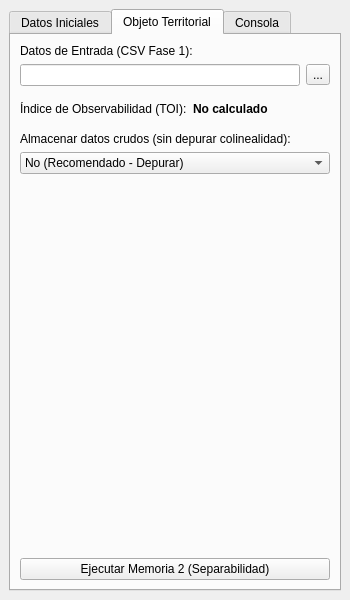
The window that drt_plugin/ui/main_dockwidget.ui (andreesbotello/QGIS_DRT) describes before a commit, drawn with Qt 5.
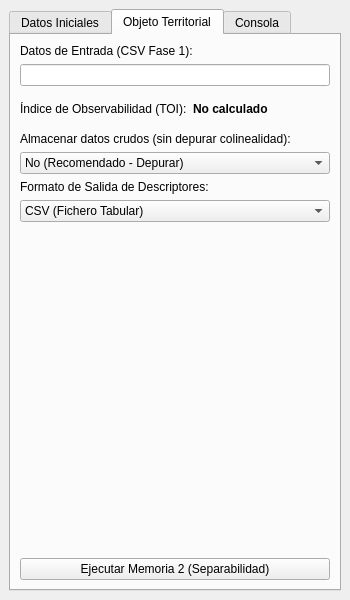
The same window after the commit. The open tabs and pages were chosen to show the change.

The edit to the form file:
```diff
--- a/drt_plugin/ui/main_dockwidget.ui
+++ b/drt_plugin/ui/main_dockwidget.ui
@@ -254,16 +254,6 @@
             </property>
            </widget>
           </item>
-          <item>
-           <widget class="QToolButton" name="btnBrowseInputCsv">
-            <property name="text">
-             <string>...</string>
-            </property>
-            <property name="toolTip">
-             <string>Seleccionar archivo CSV de píxeles crudos...</string>
-            </property>
-           </widget>
-          </item>
          </layout>
         </item>
         <item>
@@ -342,6 +332,32 @@
           </item>
          </widget>
         </item>
+        <item>
+         <widget class="QLabel" name="outputFormatLabel">
+          <property name="text">
+           <string>Formato de Salida de Descriptores:</string>
+          </property>
+         </widget>
+        </item>
+        <item>
+         <widget class="QComboBox" name="comboOutputFormat">
+          <item>
+           <property name="text">
+            <string>CSV (Fichero Tabular)</string>
+           </property>
+          </item>
+          <item>
+           <property name="text">
+            <string>GeoPackage (GPKG - Objeto Espacial)</string>
+           </property>
+          </item>
+          <item>
+           <property name="text">
+            <string>Shapefile (SHP - Objeto Espacial)</string>
+           </property>
+          </item>
+         </widget>
+        </item>
         <item>
          <spacer name="verticalSpacerOT_3">
           <property name="orientation">
```
